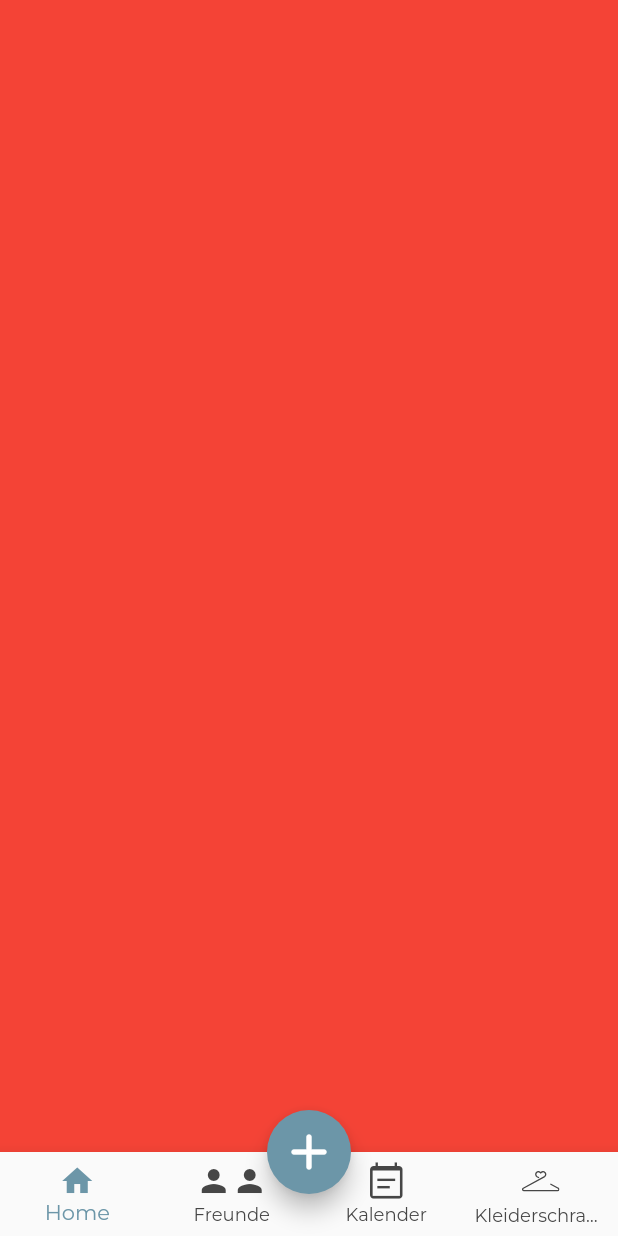
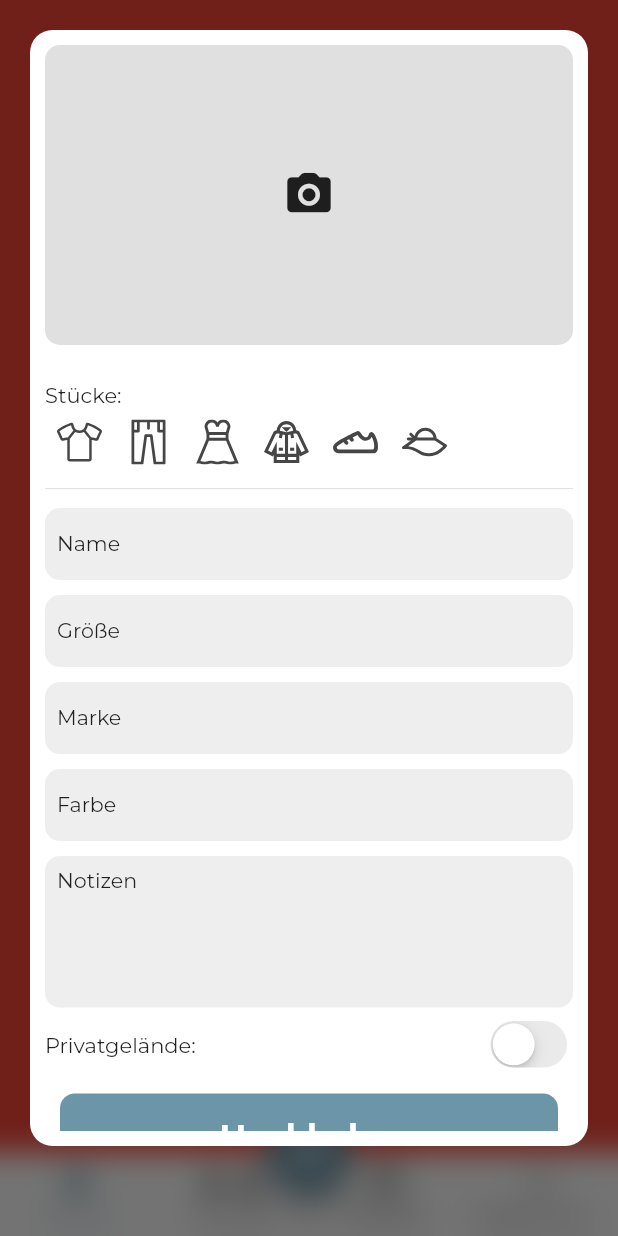
Before and after one commit to mimib00/try_me, a Flutter app: the screen it shows once a user with an empty profile is signed in, after a tap on the "add" icon, on a phone screen of 412 x 824 dp. Run offline on Flutter 3.47's test engine with Material 2 defaults, Android fonts, the phone set to English and light mode, and no system bars; our stand-ins replace cloud_firestore, firebase_auth, firebase_core, firebase_storage, flutter_svg, get and 2 more; accounts and stored records are empty; project files that could hold a hidden picture were left out.

Commit message:
add post

```diff
--- /dev/null
+++ b/lib/meta/models/outfit.dart
@@ -0,0 +1,11 @@
+enum OutfitPices {
+  shirt("assets/images/shirt.svg"),
+  pants("assets/images/pants.svg"),
+  dress("assets/images/dress.svg"),
+  jacket("assets/images/jacket.svg"),
+  shoe("assets/images/shoe.svg"),
+  hat("assets/images/hat.svg");
+
+  final String test;
+  const OutfitPices(this.test);
+}
--- /dev/null
+++ b/lib/meta/models/post.dart
@@ -0,0 +1,4 @@
+// class Post {
+//   final String uid;
+//   final String name;
+// }
--- /dev/null
+++ b/lib/meta/widgets/blurry_background.dart
@@ -0,0 +1,17 @@
+import 'dart:ui';
+
+import 'package:flutter/material.dart';
+
+class BluryBackground extends StatelessWidget {
+  const BluryBackground({super.key});
+
+  @override
+  Widget build(BuildContext context) {
+    return BackdropFilter(
+      filter: ImageFilter.blur(sigmaX: 10.0, sigmaY: 10.0),
+      child: Container(
+        decoration: BoxDecoration(color: Colors.white.withOpacity(0.0)),
+      ),
+    );
+  }
+}
--- /dev/null
+++ b/lib/views/add_post/add_post.dart
@@ -0,0 +1,133 @@
+import 'package:flutter/cupertino.dart';
+import 'package:flutter/material.dart';
+import 'package:get/get.dart';
+import 'package:sizer/sizer.dart';
+import 'package:try_me/meta/utils/constants.dart';
+import 'package:try_me/meta/widgets/blurry_background.dart';
+import 'package:try_me/meta/widgets/custom_button.dart';
+import 'package:try_me/meta/widgets/error_card.dart';
+import 'package:try_me/views/add_post/components/image_selector.dart';
+import 'package:try_me/views/add_post/components/pices_selector.dart';
+import 'package:try_me/views/add_post/components/post_input.dart';
+import 'package:try_me/views/add_post/controller/add_post_controller.dart';
+
+class AddPostScreen extends GetView<AddPostController> {
+  const AddPostScreen({super.key});
+
+  @override
+  Widget build(BuildContext context) {
+    return Stack(
+      children: [
+        Positioned.fill(
+          child: GestureDetector(
+              onTap: () {
+                controller.onClose();
+                Get.back();
+              },
+              child: const BluryBackground()),
+        ),
+        Positioned.fill(
+          child: Obx(
+            () {
+              return Padding(
+                padding: const EdgeInsets.only(left: 20, right: 20, top: 20, bottom: 60),
+                child: Material(
+                  color: Colors.white,
+                  borderRadius: BorderRadius.circular(15),
+                  child: Padding(
+                    padding: const EdgeInsets.all(10),
+                    child: Form(
+                      key: controller.form,
+                      child: SingleChildScrollView(
+                        physics: const BouncingScrollPhysics(),
+                        child: Column(
+                          crossAxisAlignment: CrossAxisAlignment.start,
+                          children: [
+                            const ImageSelector(),
+                            SizedBox(height: 3.h),
+                            PicesSelector(
+                              onSelect: (pice) {
+                                controller.pices.add(pice);
+                              },
+                              onUnSelect: (pice) {
+                                controller.pices.remove(pice);
+                              },
+                            ),
+                            const Divider(),
+                            PostInput(
+                              controller: controller.name,
+                              hint: 'Name',
+                              validator: (value) {
+                                if (value == null || value.isEmpty) return "Pflichtfeld";
+                                return null;
+                              },
+                            ),
+                            PostInput(
+                              controller: controller.size,
+                              hint: 'Größe',
+                              keyboardType: TextInputType.number,
+                            ),
+                            PostInput(
+                              controller: controller.brand,
+                              hint: 'Marke',
+                            ),
+                            PostInput(
+                              controller: controller.color,
+                              hint: 'Farbe',
+                            ),
+                            PostInput(
+                              controller: controller.color,
+                              hint: 'Notizen',
+                              lines: 5,
+                            ),
+                            Row(
+                              mainAxisAlignment: MainAxisAlignment.spaceBetween,
+                              children: [
+                                const Text("Privatgelände:"),
+                                CupertinoSwitch(
+                                  value: controller.isPrivate.value,
+                                  onChanged: (status) {
+                                    controller.isPrivate.value = status;
+                                    controller.update();
+                                  },
+                                  activeColor: kprimaryColor,
+                                ),
+                              ],
+                            ),
+                            SizedBox(height: 1.h),
+                            Column(
+                              crossAxisAlignment: CrossAxisAlignment.stretch,
+                              children: [
+                                CustomButton(
+                                  onTap: () {
+                                    if (controller.photo.value == null) {
+                                      customSnackBar(message: "Please select a profile picture");
+                                      return;
+                                    }
+                                    if (controller.pices.isEmpty) {
+                                      customSnackBar(message: "Please select at least 1 pice");
+                                      return;
+                                    }
+                                    if (controller.form.currentState!.validate()) {
+                                      controller.addPost();
+                                    }
+                                  },
+                                  size: const Size(100, 60),
+                                  child: const Text('Hochladen'),
+                                ),
+                              ],
+                            ),
+                          ],
+                        ),
+                      ),
+                    ),
+                  ),
+                ),
+              );
+            },
+          ),
+        )
+      ],
+    );
+  }
+}
--- /dev/null
+++ b/lib/views/add_post/components/image_selector.dart
@@ -0,0 +1,68 @@
+import 'package:flutter/material.dart';
+import 'package:get/get.dart';
+import 'package:image_picker/image_picker.dart';
+import 'package:sizer/sizer.dart';
+import 'package:try_me/views/add_post/controller/add_post_controller.dart';
+
+class ImageSelector extends GetView<AddPostController> {
+  const ImageSelector({super.key});
+
+  @override
+  Widget build(BuildContext context) {
+    return Obx(
+      () {
+        if (controller.photo.value == null) {
+          return GestureDetector(
+            onTap: () {
+              controller.selectImage();
+            },
+            child: Container(
+              alignment: Alignment.center,
+              height: 200,
+              width: 100.w,
+              decoration: BoxDecoration(
+                color: Colors.grey[300],
+                borderRadius: BorderRadius.circular(10),
+              ),
+              child: const Icon(
+                Icons.camera_alt_rounded,
+                size: 35,
+              ),
+            ),
+          );
+        } else {
+          return Stack(
+            children: [
+              Positioned(
+                child: ClipRRect(
+                  borderRadius: BorderRadius.circular(10),
+                  child: Image.file(
+                    controller.photo.value!,
+                    height: 200,
+                    width: 100.w,
+                    fit: BoxFit.cover,
+                  ),
+                ),
+              ),
+              Positioned(
+                right: 10,
+                top: 10,
+                child: GestureDetector(
+                  onTap: () {
+                    controller.unSelectImage();
+                  },
+                  child: const CircleAvatar(
+                    radius: 17,
+                    backgroundColor: Colors.red,
+                    foregroundColor: Colors.white,
+                    child: Icon(Icons.close_rounded),
+                  ),
+                ),
+              ),
+            ],
+          );
+        }
+      },
+    );
+  }
+}
--- /dev/null
+++ b/lib/views/add_post/components/pices_selector.dart
@@ -0,0 +1,72 @@
+import 'package:flutter/material.dart';
+import 'package:flutter_svg/flutter_svg.dart';
+import 'package:try_me/meta/models/outfit.dart';
+import 'package:try_me/meta/utils/constants.dart';
+
+class PicesSelector extends StatefulWidget {
+  final Function(OutfitPices pice) onSelect;
+  final Function(OutfitPices pice) onUnSelect;
+  const PicesSelector({
+    super.key,
+    required this.onSelect,
+    required this.onUnSelect,
+  });
+
+  @override
+  State<PicesSelector> createState() => _PicesSelectorState();
+}
+
+class _PicesSelectorState extends State<PicesSelector> {
+  final List<OutfitPices> icons = [
+    OutfitPices.shirt,
+    OutfitPices.pants,
+    OutfitPices.dress,
+    OutfitPices.jacket,
+    OutfitPices.shoe,
+    OutfitPices.hat,
+  ];
+
+  List selected = [];
+
+  @override
+  Widget build(BuildContext context) {
+    return Column(
+      crossAxisAlignment: CrossAxisAlignment.start,
+      children: [
+        const Text("Stücke:"),
+        Row(
+          children: icons
+              .map(
+                (e) => Builder(builder: (context) {
+                  final bool isSelected = selected.contains(e);
+                  return GestureDetector(
+                    onTap: () {
+                      if (isSelected) {
+                        setState(() {
+                          selected.remove(e);
+                          widget.onUnSelect.call(e);
+                        });
+                      } else {
+                        setState(() {
+                          selected.add(e);
+                          widget.onSelect.call(e);
+                        });
+                      }
+                    },
+                    child: Padding(
+                      padding: const EdgeInsets.all(8),
+                      child: SvgPicture.asset(
+                        e.test,
+                        height: 30,
+                        color: isSelected ? kprimaryColor : ksecondaryColor,
+                      ),
+                    ),
+                  );
+                }),
+              )
+              .toList(),
+        )
+      ],
+    );
+  }
+}
--- /dev/null
+++ b/lib/views/add_post/components/post_input.dart
@@ -0,0 +1,49 @@
+import 'package:flutter/material.dart';
+
+class PostInput extends StatelessWidget {
+  final TextEditingController controller;
+  final String hint;
+  final String? label;
+  final Function(String? value)? validator;
+  final int lines;
+  final TextInputType? keyboardType;
+  const PostInput({
+    super.key,
+    required this.controller,
+    required this.hint,
+    this.label,
+    this.validator,
+    this.lines = 1,
+    this.keyboardType,
+  });
+
+  @override
+  Widget build(BuildContext context) {
+    return Padding(
+      padding: const EdgeInsets.symmetric(vertical: 5),
+      child: TextFormField(
+        controller: controller,
+        style: Theme.of(context).textTheme.labelMedium!.copyWith(
+              fontWeight: FontWeight.w400,
+            ),
+        validator: (value) => validator?.call(value),
+        maxLines: lines,
+        keyboardType: keyboardType,
+        decoration: InputDecoration(
+          hintText: hint,
+          hintStyle: Theme.of(context).textTheme.labelMedium!.copyWith(
+                fontWeight: FontWeight.w400,
+                color: Colors.black87,
+              ),
+          contentPadding: EdgeInsets.symmetric(horizontal: 8, vertical: lines > 1 ? 8 : 0),
+          fillColor: Colors.grey[200],
+          filled: true,
+          border: OutlineInputBorder(
+            borderRadius: BorderRadius.circular(10),
+            borderSide: BorderSide.none,
+          ),
+        ),
+      ),
+    );
+  }
+}
--- a/lib/views/auth/controller/auth_controller.dart
+++ b/lib/views/auth/controller/auth_controller.dart
@@ -159,12 +159,12 @@ class AuthController extends GetxController {
       final userData = await FirebaseFirestore.instance
           .collection("users")
           .doc(uid)
-          .withConverter(
+          .withConverter<Users>(
             fromFirestore: (snapshot, options) => Users.fromJson(snapshot.data()!, snapshot.id),
             toFirestore: (value, options) => {},
           )
           .get();
-      users.value = userData.data();
+      users = Rx(userData.data());
       update();
     } on FirebaseException catch (e) {
       log(e.code);
--- a/lib/views/root/root.dart
+++ b/lib/views/root/root.dart
@@ -3,6 +3,8 @@ import 'package:flutter_svg/flutter_svg.dart';
 import 'package:get/get.dart';
 import 'package:try_me/meta/utils/constants.dart';
 import 'package:try_me/meta/utils/try_me_icons_icons.dart';
+import 'package:try_me/views/add_post/add_post.dart';
+import 'package:try_me/views/add_post/controller/add_post_controller.dart';
 import 'package:try_me/views/root/controller/navigation_controller.dart';
 
 class RootScreen extends GetView<NavigationController> {
@@ -55,7 +57,10 @@ class RootScreen extends GetView<NavigationController> {
           ),
           floatingActionButtonLocation: FloatingActionButtonLocation.centerDocked,
           floatingActionButton: FloatingActionButton(
-            onPressed: () {},
+            onPressed: () {
+              Get.put(AddPostController());
+              Get.dialog(const AddPostScreen());
+            },
             child: const Icon(
               Icons.add_rounded,
               size: 40,
--- a/lib/views/splash/controller/splash_controller.dart
+++ b/lib/views/splash/controller/splash_controller.dart
@@ -5,10 +5,9 @@ import 'package:try_me/views/auth/controller/auth_controller.dart';
 
 class SplashController extends GetxController {
   @override
-  void onInit() async {
-    await Future.delayed(const Duration(seconds: 3));
-    final AuthController authController = Get.find();
+  void onInit() {
     FirebaseAuth.instance.authStateChanges().listen((user) async {
+      final AuthController authController = Get.find();
       if (user == null) {
         Get.offAllNamed(Routes.login);
       } else {
```
Also changed, not shown: lib/views/add_post/controller/add_post_controller.dart (added, +111 -0 lines), lib/views/auth/register.dart (+4 -4 lines), assets/images/dress.svg (added), assets/images/hat.svg (added), assets/images/jacket.svg (added), assets/images/pants.svg (added), assets/images/shirt.svg (added), assets/images/shoe.svg (added).
